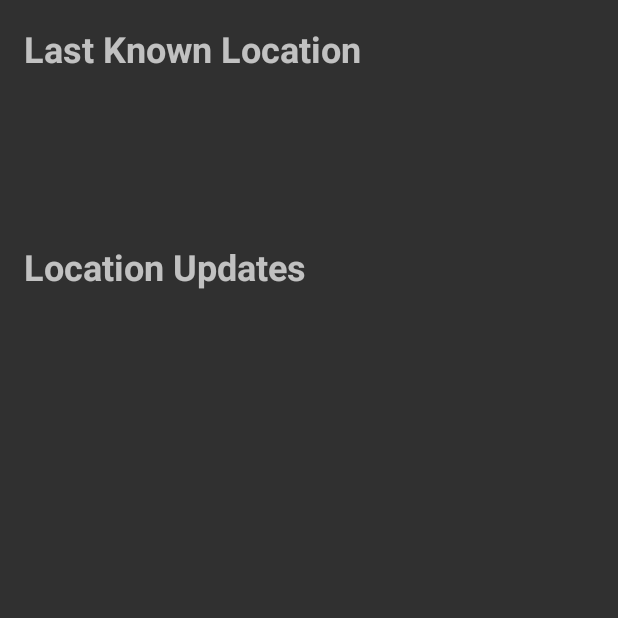
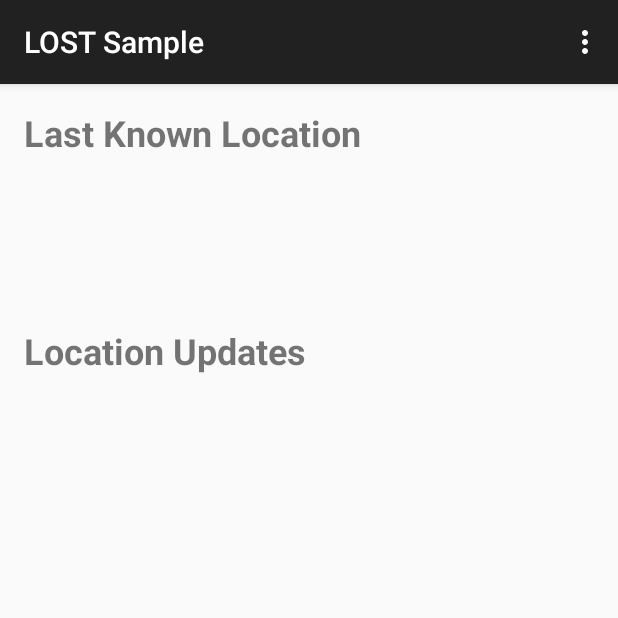
Before and after one commit to lostzen/lost, an Android app: the screen it shows after launch (LostActivity), on a phone screen of 412 x 824 dp, the top half of it. Run offline under Robolectric (Android 15) with nearby library versions, the phone set to English and light mode, and no system bars.

Commit message:
Resolve some post-gradlfication dependency and permission issues in sample app.

```diff
--- a/lost-sample/build.gradle
+++ b/lost-sample/build.gradle
@@ -44,6 +44,7 @@ android {
 }
 
 dependencies {
-    compile group: 'com.mapzen.android', name: 'lost', version:'0.4-SNAPSHOT'
+    compile group: 'com.mapzen.android', name: 'lost', version:'1.0.2-SNAPSHOT'
     compile group: 'com.mapzen.android', name: 'prefs-plus', version:'1.0.0'
+    compile 'com.android.support:appcompat-v7:22.2.0'
 }
--- a/lost-sample/src/main/AndroidManifest.xml
+++ b/lost-sample/src/main/AndroidManifest.xml
@@ -3,10 +3,14 @@
 <manifest xmlns:android="http://schemas.android.com/apk/res/android"
     package="com.example.lost">
 
+    <uses-permission android:name="android.permission.ACCESS_COARSE_LOCATION" />
+    <uses-permission android:name="android.permission.ACCESS_FINE_LOCATION" />
+    <uses-permission android:name="android.permission.READ_EXTERNAL_STORAGE" />
+
     <application
         android:label="@string/app_name"
         android:icon="@drawable/ic_launcher"
-        android:theme="@style/Theme.AppCompat">
+        android:theme="@style/Theme.AppCompat.Light.DarkActionBar">
 
         <activity
             android:label="@string/app_name"
--- a/lost-sample/src/main/java/com/example/lost/LostActivity.java
+++ b/lost-sample/src/main/java/com/example/lost/LostActivity.java
@@ -4,7 +4,6 @@ import com.mapzen.android.lost.api.LocationListener;
 import com.mapzen.android.lost.api.LocationRequest;
 import com.mapzen.android.lost.api.LostApiClient;
 
-import android.app.Activity;
 import android.app.FragmentManager;
 import android.app.ListFragment;
 import android.content.Context;
@@ -16,6 +15,7 @@ import android.os.Bundle;
 import android.os.Environment;
 import android.os.Handler;
 import android.preference.PreferenceManager;
+import android.support.v7.app.AppCompatActivity;
 import android.view.LayoutInflater;
 import android.view.Menu;
 import android.view.MenuItem;
@@ -34,7 +34,7 @@ import static com.mapzen.android.lost.api.LocationServices.FusedLocationApi;
 /**
  * LOST Activity
  */
-public class LostActivity extends Activity {
+public class LostActivity extends AppCompatActivity {
     private LostFragment fragment;
     private SharedPreferences prefs;
 
--- a/lost-sample/src/main/java/com/example/lost/SettingsActivity.java
+++ b/lost-sample/src/main/java/com/example/lost/SettingsActivity.java
@@ -1,18 +1,18 @@
 package com.example.lost;
 
-import android.app.Activity;
 import android.os.Bundle;
 import android.preference.PreferenceFragment;
+import android.support.v7.app.AppCompatActivity;
 import android.view.MenuItem;
 
 /**
  * Settings Activity
  */
-public class SettingsActivity extends Activity {
+public class SettingsActivity extends AppCompatActivity {
     @Override
     protected void onCreate(Bundle savedInstanceState) {
         super.onCreate(savedInstanceState);
-        getActionBar().setDisplayHomeAsUpEnabled(true);
+        getSupportActionBar().setDisplayHomeAsUpEnabled(true);
         getFragmentManager().beginTransaction().replace(android.R.id.content,
                 new SettingsFragment()).commit();
     }
--- a/lost-sample/src/main/res/menu/menu.xml
+++ b/lost-sample/src/main/res/menu/menu.xml
@@ -1,14 +1,12 @@
 <?xml version="1.0" encoding="utf-8"?>
 
-<menu xmlns:android="http://schemas.android.com/apk/res/android"
-    xmlns:tools="schemas.android.com/tools"
-    xmlns:example="http://schemas.android.com/apk/res-auto" >
+<menu xmlns:android="http://schemas.android.com/apk/res/android">
 
     <item android:id="@+id/reset"
         android:title="@string/reset"
-        example:showAsAction="never" />
+        android:showAsAction="never" />
 
     <item android:id="@+id/settings"
         android:title="@string/settings"
-        example:showAsAction="never" />
+        android:showAsAction="never" />
 </menu>
```
Also changed, not shown: gradle/wrapper/gradle-wrapper.properties, 4 other files.
